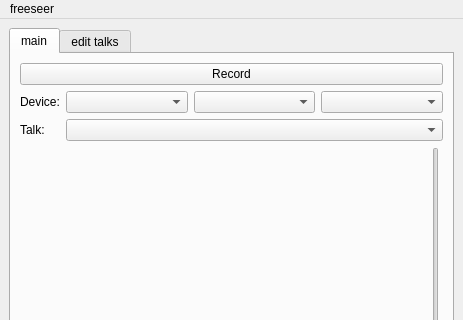
This is src/freeseer_ui_qt.ui in Freeseer/freeseer as Qt 5 draws it before an edit; both pictures show x 0 to 463 and y 0 to 320 of the 463 by 509 pixel window. The edited form follows.
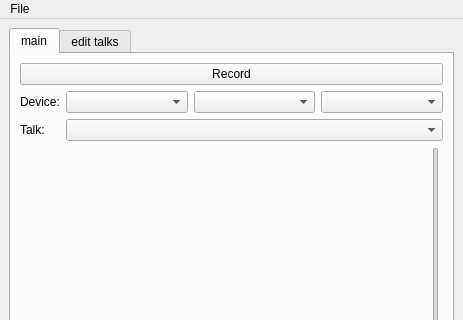
This is the edited form.

Commit message: Change the menu properly in the XML def

```diff
--- a/src/freeseer_ui_qt.ui
+++ b/src/freeseer_ui_qt.ui
@@ -169,7 +169,7 @@
    </property>
    <widget class="QMenu" name="menuFreeseer">
     <property name="title">
-     <string>freeseer</string>
+     <string>File</string>
     </property>
     <addaction name="actionExit"/>
    </widget>
```
Left out of the diff: 2 changed lines with no effect on the pictures. The commit also changes 1 other file.
